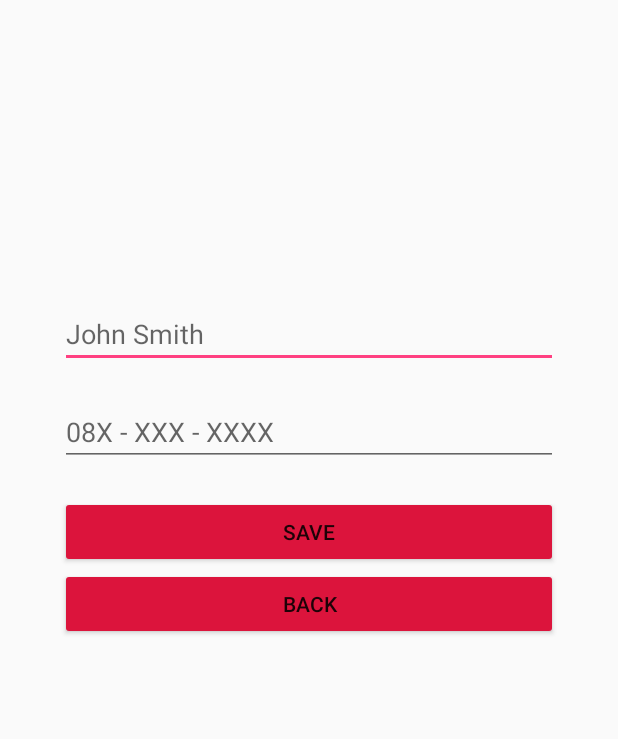
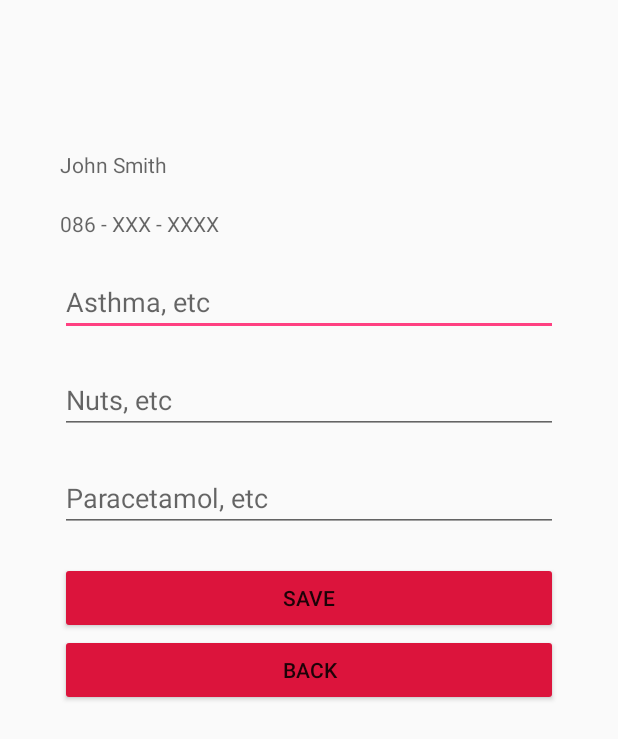
Before and after one commit to azamean/UberDoc, an Android app: the layout activity_patient_information.xml on its own in the app's theme, with its tools: preview values and no code run, on a phone screen of 412 x 824 dp. Shown: the top 739 px of the screen. Run offline under Robolectric (Android 15) with nearby library versions, the light colour scheme and no system bars.

Commit message:
Allow doctor to edit patient info

```diff
--- a/app/build.gradle
+++ b/app/build.gradle
@@ -33,5 +33,6 @@ dependencies {
     implementation 'com.google.firebase:firebase-database:16.0.6'
     implementation 'com.google.android.gms:play-services-location:16.0.0'
     implementation 'com.firebase:geofire-android:2.1.1'
+    implementation 'com.github.jd-alexander:library:1.1.0'
 }
 apply plugin: 'com.google.gms.google-services'
--- a/app/src/main/AndroidManifest.xml
+++ b/app/src/main/AndroidManifest.xml
@@ -17,7 +17,8 @@
         android:roundIcon="@mipmap/ic_launcher_round"
         android:supportsRtl="true"
         android:theme="@style/AppTheme">
-        <activity android:name=".DoctorSettings"></activity>
+        <activity android:name=".PatientInformation"></activity>
+        <activity android:name=".DoctorSettings" />
         <activity android:name=".PatientSettings" />
         <!--
              The API key for Google Maps-based APIs is defined as a string resource.
--- a/app/src/main/res/layout/activity_doctor_settings.xml
+++ b/app/src/main/res/layout/activity_patient_information.xml
@@ -5,28 +5,52 @@ xmlns:tools="http://schemas.android.com/tools"
 android:id="@+id/relativeLayout"
 android:layout_width="match_parent"
 android:layout_height="match_parent"
-tools:context=".DoctorSettings"
+tools:context=".PatientInformation"
 android:orientation="vertical"
 android:paddingLeft="40sp"
 android:paddingRight="40sp"
-android:paddingTop="200sp">
+android:paddingTop="100sp">
 
 
-<EditText
-    android:id="@+id/doctorName"
+<TextView
+    android:id="@+id/patientName"
     android:layout_width="match_parent"
     android:layout_height="wrap_content"
     android:hint="John Smith"
     android:inputType="textPersonName"
     android:layout_marginBottom="20sp"/>
 
-<EditText
-    android:id="@+id/doctorNumber"
+<TextView
+    android:id="@+id/patientNumber"
     android:layout_width="match_parent"
     android:layout_height="wrap_content"
-    android:hint="08X - XXX - XXXX"
+    android:hint="086 - XXX - XXXX"
     android:inputType="phone"
     android:layout_marginBottom="20sp"/>
+
+    <EditText
+        android:id="@+id/patientConditions"
+        android:layout_width="match_parent"
+        android:layout_height="wrap_content"
+        android:hint="Asthma, etc"
+        android:inputType="textPersonName"
+        android:layout_marginBottom="20sp"/>
+
+    <EditText
+        android:id="@+id/patientAllergies"
+        android:layout_width="match_parent"
+        android:layout_height="wrap_content"
+        android:hint="Nuts, etc"
+        android:inputType="text"
+        android:layout_marginBottom="20sp"/>
+
+    <EditText
+        android:id="@+id/patientMedications"
+        android:layout_width="match_parent"
+        android:layout_height="wrap_content"
+        android:hint="Paracetamol, etc"
+        android:inputType="text"
+        android:layout_marginBottom="20sp"/>
 
 <Button
     android:layout_width="match_parent"
--- a/app/src/main/res/layout/activity_patient_map.xml
+++ b/app/src/main/res/layout/activity_patient_map.xml
@@ -20,7 +20,7 @@
         android:id="@+id/settings"
         style="@style/Widget.AppCompat.Button.Colored"
         android:backgroundTint="@color/CornflowerBlue"
-        android:text="Setings"
+        android:text="Settings"
         android:layout_gravity="right"
         android:layout_marginTop="50sp"/>
     <Button
--- a/app/src/main/res/layout/activity_patient_settings.xml
+++ b/app/src/main/res/layout/activity_patient_settings.xml
@@ -9,7 +9,7 @@
     android:orientation="vertical"
     android:paddingLeft="40sp"
     android:paddingRight="40sp"
-    android:paddingTop="200sp">
+    android:paddingTop="150sp">
 
 
     <EditText
```
Also changed, not shown: app/src/main/java/com/example/marcus/uberdoc/DoctorMapActivity.java (+12 -1 lines), app/src/main/java/com/example/marcus/uberdoc/PatientInformation.java (added, +150 -0 lines), app/src/main/res/layout/activity_doctor_map.xml (+11 -3 lines).
